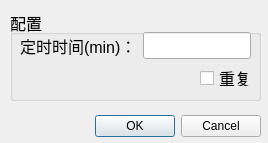
RockyChing/qt_play, file qt_project/reminder/reminderdlg.ui: the form before one commit.
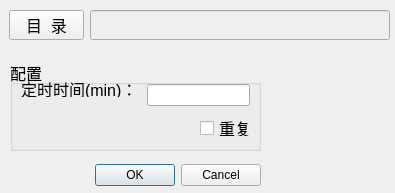
The form after the commit.

What changed in the file:
```diff
--- a/qt_project/reminder/reminderdlg.ui
+++ b/qt_project/reminder/reminderdlg.ui
@@ -6,8 +6,8 @@
    <rect>
     <x>0</x>
     <y>0</y>
-    <width>268</width>
-    <height>143</height>
+    <width>395</width>
+    <height>193</height>
    </rect>
   </property>
   <property name="windowTitle">
@@ -17,9 +17,9 @@
    <property name="geometry">
     <rect>
      <x>70</x>
-     <y>110</y>
+     <y>160</y>
      <width>191</width>
-     <height>32</height>
+     <height>31</height>
     </rect>
    </property>
    <property name="orientation">
@@ -33,7 +33,7 @@
    <property name="geometry">
     <rect>
      <x>10</x>
-     <y>10</y>
+     <y>60</y>
      <width>251</width>
      <height>91</height>
     </rect>
@@ -59,28 +59,77 @@
      <string>重复</string>
     </property>
    </widget>
-   <widget class="QWidget" name="">
+   <widget class="QLabel" name="label">
     <property name="geometry">
      <rect>
-      <x>10</x>
-      <y>20</y>
-      <width>231</width>
-      <height>31</height>
+      <x>11</x>
+      <y>21</y>
+      <width>120</width>
+      <height>16</height>
      </rect>
     </property>
-    <layout class="QHBoxLayout" name="horizontalLayout">
-     <item>
-      <widget class="QLabel" name="label">
-       <property name="text">
-        <string>定时时间(min)：</string>
-       </property>
-      </widget>
-     </item>
-     <item>
-      <widget class="QLineEdit" name="timeLineEdit"/>
-     </item>
-    </layout>
+    <property name="text">
+     <string>定时时间(min)：</string>
+    </property>
    </widget>
+   <widget class="QLineEdit" name="timeLineEdit">
+    <property name="geometry">
+     <rect>
+      <x>137</x>
+      <y>24</y>
+      <width>103</width>
+      <height>22</height>
+     </rect>
+    </property>
+   </widget>
+  </widget>
+  <widget class="QLineEdit" name="lineEditDirShow">
+   <property name="enabled">
+    <bool>false</bool>
+   </property>
+   <property name="geometry">
+    <rect>
+     <x>90</x>
+     <y>10</y>
+     <width>300</width>
+     <height>30</height>
+    </rect>
+   </property>
+   <property name="minimumSize">
+    <size>
+     <width>300</width>
+     <height>30</height>
+    </size>
+   </property>
+   <property name="font">
+    <font>
+     <pointsize>12</pointsize>
+    </font>
+   </property>
+  </widget>
+  <widget class="QPushButton" name="btnDirOpen">
+   <property name="geometry">
+    <rect>
+     <x>9</x>
+     <y>10</y>
+     <width>75</width>
+     <height>30</height>
+    </rect>
+   </property>
+   <property name="minimumSize">
+    <size>
+     <width>0</width>
+     <height>30</height>
+    </size>
+   </property>
+   <property name="font">
+    <font>
+     <pointsize>12</pointsize>
+    </font>
+   </property>
+   <property name="text">
+    <string>目  录</string>
+   </property>
   </widget>
  </widget>
  <resources/>
```
